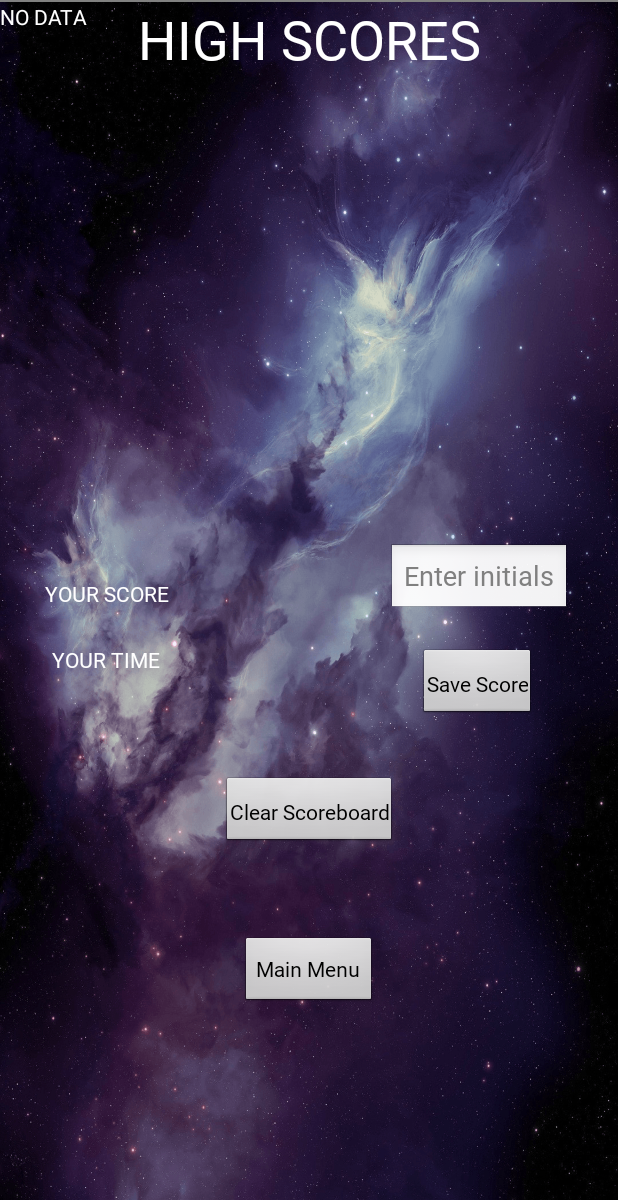
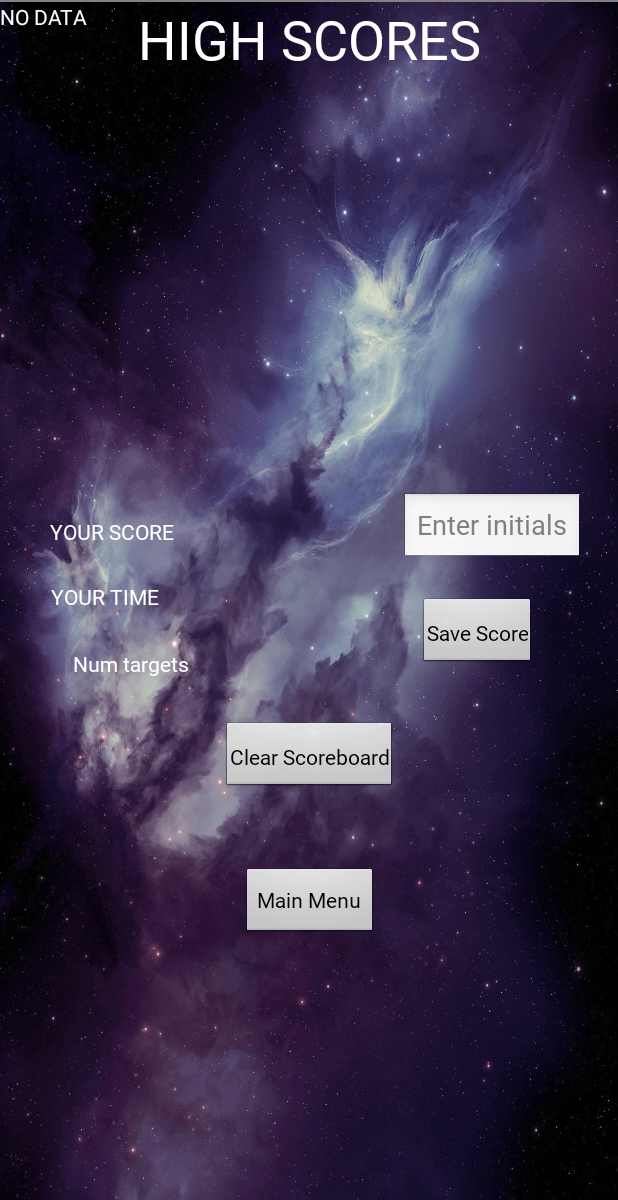
Before and after one commit to JacobCGibson/StarPower, an Android app: the layout activity_scoreboard.xml on its own in the app's theme, with its tools: preview values and no code run, on a phone screen of 412 x 824 dp, the part 36-1236 px from its top. Run offline under Robolectric (Android 15) with nearby library versions, the phone set to English and light mode, and no system bars.

Commit message:
Update activity_scoreboard.xml

```diff
--- a/samples/hello_ar_java/app/src/main/res/layout/activity_scoreboard.xml
+++ b/samples/hello_ar_java/app/src/main/res/layout/activity_scoreboard.xml
@@ -8,13 +8,13 @@
     tools:context=".ScoreboardActivity">
 
     <TextView
-        android:textColor="@android:color/white"
         android:id="@+id/scoreTitle"
         android:layout_width="wrap_content"
         android:layout_height="wrap_content"
+        android:fontFamily="@font/space_font_ttf"
         android:text="HIGH SCORES"
-        android:fontFamily="@font/space_font_ttf"
         android:textAllCaps="true"
+        android:textColor="@android:color/white"
         android:textSize="36sp"
         app:layout_constraintBottom_toTopOf="@+id/list"
         app:layout_constraintEnd_toEndOf="parent"
@@ -23,91 +23,85 @@
 
     <ListView
         android:id="@+id/list"
-        android:layout_width="236dp"
-        android:layout_height="302dp"
+        android:layout_width="241dp"
+        android:layout_height="224dp"
         app:layout_constraintBottom_toBottomOf="@id/scoreTitle"
         app:layout_constraintEnd_toEndOf="parent"
         app:layout_constraintHorizontal_bias="0.5"
-        app:layout_constraintStart_toStartOf="parent"
-        tools:layout_editor_absoluteY="53dp" />
+        app:layout_constraintStart_toStartOf="parent" />
 
     <TextView
-        android:textColor="@android:color/white"
         android:id="@android:id/empty"
         android:layout_width="wrap_content"
         android:layout_height="wrap_content"
         android:text="NO DATA"
+        android:textColor="@android:color/white"
         app:layout_constraintStart_toStartOf="parent"
         app:layout_constraintTop_toTopOf="parent" />
 
-    <Button
-        android:id="@+id/save"
-        android:fontFamily="@font/space_font_ttf"
+    <EditText
+        android:id="@+id/initials"
         android:layout_width="wrap_content"
         android:layout_height="wrap_content"
-        android:layout_marginTop="80dp"
-        android:padding="5dp"
-        android:text="Save Score"
+        android:fontFamily="@font/space_font_ttf"
+        android:hint="Enter initials"
+        app:layout_constraintBottom_toTopOf="@+id/save"
         app:layout_constraintEnd_toEndOf="parent"
-        app:layout_constraintStart_toEndOf="@+id/time"
-        app:layout_constraintTop_toBottomOf="@+id/list" />
+        app:layout_constraintHorizontal_bias="0.866"
+        app:layout_constraintStart_toEndOf="@+id/scoreText"
+        app:layout_constraintTop_toBottomOf="@+id/list"
+        app:layout_constraintVertical_bias="0.71" />
 
     <Button
         android:id="@+id/clear"
-
         android:layout_width="wrap_content"
         android:layout_height="wrap_content"
-
+        android:fontFamily="@font/space_font_ttf"
         android:padding="5dp"
         android:text="Clear Scoreboard"
-        android:fontFamily="@font/space_font_ttf"
         app:layout_constraintBottom_toTopOf="@+id/mainMenuButton"
         app:layout_constraintEnd_toEndOf="parent"
         app:layout_constraintHorizontal_bias="0.5"
         app:layout_constraintStart_toStartOf="parent"
-        app:layout_constraintTop_toBottomOf="@+id/time" />
+        app:layout_constraintTop_toBottomOf="@+id/time"
+        app:layout_constraintVertical_bias="0.566" />
 
-    <EditText
-        android:id="@+id/initials"
-        android:fontFamily="@font/space_font_ttf"
+    <Button
+        android:id="@+id/save"
         android:layout_width="wrap_content"
         android:layout_height="wrap_content"
-
-        android:hint="Enter initials"
-
-
-        app:layout_constraintBottom_toTopOf="@+id/save"
+        android:layout_marginTop="124dp"
+        android:fontFamily="@font/space_font_ttf"
+        android:padding="5dp"
+        android:text="Save Score"
         app:layout_constraintEnd_toEndOf="parent"
-        app:layout_constraintHorizontal_bias="0.82"
-        app:layout_constraintStart_toEndOf="@+id/scoreText"
-        app:layout_constraintTop_toBottomOf="@+id/list"
-        app:layout_constraintVertical_bias="0.309" />
-
-    <TextView
-        android:id="@+id/scoreText"
-        android:layout_width="wrap_content"
-        android:layout_height="wrap_content"
-        android:textColor="@android:color/white"
-        android:text="YOUR SCORE"
-        android:fontFamily="@font/space_font_ttf"
-        app:layout_constraintBottom_toBottomOf="@+id/timeText"
-        app:layout_constraintEnd_toStartOf="@+id/score"
         app:layout_constraintHorizontal_bias="0.5"
-        app:layout_constraintStart_toStartOf="parent"
-        app:layout_constraintTop_toTopOf="@+id/score"
-        app:layout_constraintVertical_bias="0.142" />
+        app:layout_constraintStart_toEndOf="@+id/time"
+        app:layout_constraintTop_toBottomOf="@+id/list" />
 
     <TextView
         android:id="@+id/score"
         android:layout_width="85dp"
         android:layout_height="27dp"
+        android:textAlignment="center"
         android:textColor="@android:color/white"
-        android:textAlignment="center"
         app:layout_constraintBottom_toTopOf="@+id/save"
         app:layout_constraintEnd_toStartOf="@+id/initials"
         app:layout_constraintStart_toEndOf="@+id/scoreText"
         app:layout_constraintTop_toBottomOf="@+id/list"
-        app:layout_constraintVertical_bias="0.509" />
+        app:layout_constraintVertical_bias="0.731" />
+
+    <Button
+        android:id="@+id/mainMenuButton"
+        android:layout_width="wrap_content"
+        android:layout_height="wrap_content"
+        android:layout_marginTop="132dp"
+        android:fontFamily="@font/space_font_ttf"
+        android:text="Main Menu"
+        app:layout_constraintEnd_toEndOf="parent"
+        app:layout_constraintHorizontal_bias="0.5"
+        app:layout_constraintStart_toStartOf="parent"
+        app:layout_constraintTop_toBottomOf="@+id/save" />
 
     <TextView
         android:id="@+id/timeText"
@@ -117,34 +111,58 @@
         android:text="YOUR TIME"
         android:textColor="@android:color/white"
         app:layout_constraintEnd_toStartOf="@+id/time"
-        app:layout_constraintHorizontal_bias="0.5"
         app:layout_constraintStart_toStartOf="parent"
         app:layout_constraintTop_toTopOf="@+id/time" />
+
+    <TextView
+        android:id="@+id/targetsText"
+        android:layout_width="wrap_content"
+        android:layout_height="wrap_content"
+        android:fontFamily="@font/space_font_ttf"
+        android:text="Num targets"
+        android:textColor="@android:color/white"
+        app:layout_constraintEnd_toStartOf="@+id/targets"
+        app:layout_constraintHorizontal_bias="0.695"
+        app:layout_constraintStart_toStartOf="parent"
+        app:layout_constraintTop_toTopOf="@+id/targets" />
 
     <TextView
         android:id="@+id/time"
         android:layout_width="83dp"
         android:layout_height="28dp"
+        android:layout_marginTop="16dp"
+        android:textColor="@android:color/white"
+        app:layout_constraintBottom_toTopOf="@+id/targets"
+        app:layout_constraintEnd_toEndOf="parent"
+        app:layout_constraintHorizontal_bias="0.362"
+        app:layout_constraintStart_toStartOf="@+id/scoreText"
+        app:layout_constraintTop_toBottomOf="@+id/score"
+        app:layout_constraintVertical_bias="0.0" />
 
+    <TextView
+        android:id="@+id/targets"
+        android:layout_width="83dp"
+        android:layout_height="28dp"
+        android:layout_marginEnd="47dp"
         android:textColor="@android:color/white"
         app:layout_constraintBottom_toTopOf="@+id/mainMenuButton"
-        app:layout_constraintEnd_toStartOf="@+id/initials"
-        app:layout_constraintHorizontal_bias="0.478"
-        app:layout_constraintStart_toEndOf="@+id/timeText"
+        app:layout_constraintEnd_toStartOf="@+id/save"
+        app:layout_constraintHorizontal_bias="1.0"
+        app:layout_constraintStart_toStartOf="parent"
         app:layout_constraintTop_toBottomOf="@+id/score"
-        app:layout_constraintVertical_bias="0.126" />
+        app:layout_constraintVertical_bias="0.342" />
 
-    <Button
-        android:id="@+id/mainMenuButton"
+    <TextView
+        android:id="@+id/scoreText"
         android:layout_width="wrap_content"
         android:layout_height="wrap_content"
-        android:layout_marginTop="144dp"
-        android:text="Main Menu"
         android:fontFamily="@font/space_font_ttf"
-        app:layout_constraintEnd_toEndOf="parent"
-        app:layout_constraintHorizontal_bias="0.498"
+        android:text="YOUR SCORE"
+        android:textColor="@android:color/white"
+        app:layout_constraintEnd_toStartOf="@+id/score"
+        app:layout_constraintHorizontal_bias="0.5"
         app:layout_constraintStart_toStartOf="parent"
-        app:layout_constraintTop_toBottomOf="@+id/save" />
+        app:layout_constraintTop_toTopOf="@+id/score" />
 
 
 </android.support.constraint.ConstraintLayout>
```
